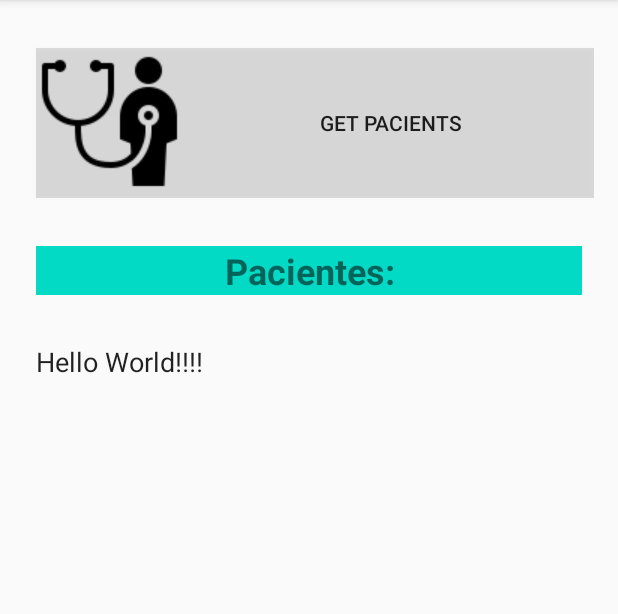
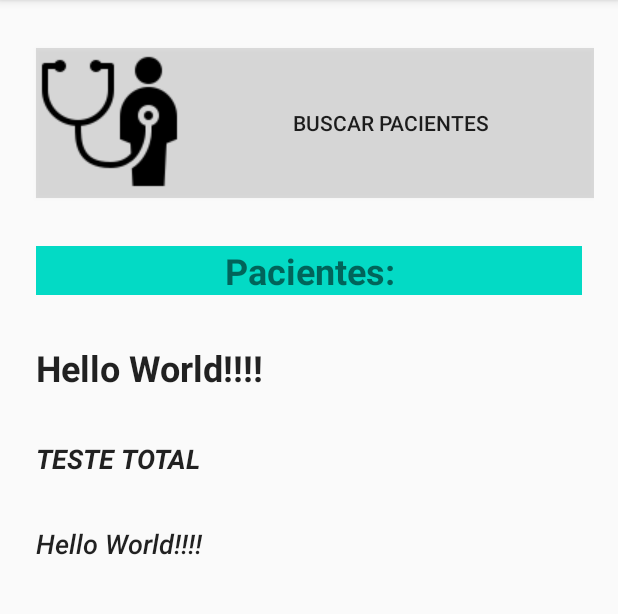
Before and after one commit to maxmonteiro2008/Pronex-Paciente, an Android app: the screen it shows after launch (MainActivity), on a phone screen of 412 x 824 dp, the part 84-698 px from its top. Run offline under Robolectric (Android 15) with nearby library versions, the phone set to English and light mode, and no system bars; our stand-ins replace Firebase (no records; nobody signed in at launch, a user with empty details on screens opened directly).

Commit message:
Version FireStore + AllDocumentss Retreive + Views: Final

```diff
--- a/app/src/main/java/com/mx/mobi_flm/MainActivity.java
+++ b/app/src/main/java/com/mx/mobi_flm/MainActivity.java
@@ -4,6 +4,8 @@ package com.mx.mobi_flm;
 import androidx.annotation.NonNull;
 import androidx.appcompat.app.AppCompatActivity;
 import java.lang.Integer;
+
+import android.annotation.SuppressLint;
 import android.os.Bundle;
 import android.util.Log;
 
@@ -34,7 +36,7 @@ public class MainActivity extends AppCompatActivity {
 
 //Views members
 private Button btn1, btn2;
-    TextView textView1, textView2;
+    TextView textView1, textView2,textView3,textView4;
 
     //aux members
     private String[] pacientes=new String[10];
@@ -57,7 +59,9 @@ private Button btn1, btn2;
         //Views connection
         btn1 = findViewById(R.id.button1);
        textView2= findViewById(R.id.textview2);
-
+        textView3= findViewById(R.id.textView3);
+        textView4= findViewById(R.id.textView4);
+        //textView1= findViewById(R.id.textview1);
        //Firebase
         db = FirebaseFirestore.getInstance();
         myRef=db.collection("Users");
@@ -81,13 +85,18 @@ private Button btn1, btn2;
      //  <---------------------------------------------------- View ACTIONS_---------------------------------------->
 
       btn1.setOnClickListener(new View.OnClickListener() {
+          @SuppressLint("SetTextI18n")
           public void onClick(View v) {
               if(j<i){
                   textView2.setText(pacientes[j]);
+                  textView3.setText(mUserArray[j].getNickname());
+                  textView4.setText(mUserArray[j].getTransactions().toString());
                   j++;
               }
               else{
                   textView2.setText(pacientes[0]);
+                  textView3.setText(mUserArray[0].getNickname());
+                  textView4.setText(mUserArray[0].getTransactions().toString());
               }
           }
 
--- a/app/src/main/res/layout/activity_main.xml
+++ b/app/src/main/res/layout/activity_main.xml
@@ -53,12 +53,43 @@
         android:includeFontPadding="true"
         android:text="@string/hello"
         android:textAppearance="@style/TextAppearance.AppCompat.Body1"
-        android:textSize="18sp"
+        android:textSize="24sp"
+        android:textStyle="bold"
         app:layout_constraintEnd_toEndOf="parent"
         app:layout_constraintStart_toStartOf="parent"
         app:layout_constraintTop_toBottomOf="@id/textview1" />
 
+    <TextView
+        android:id="@+id/textView3"
+        android:layout_width="match_parent"
+        android:layout_height="wrap_content"
+        android:layout_marginStart="8dp"
+        android:layout_marginTop="32dp"
+        android:layout_marginEnd="8dp"
+        android:includeFontPadding="true"
+        android:text="@string/test"
+        android:textAppearance="@style/TextAppearance.AppCompat.Body1"
+        android:textSize="18sp"
+        android:textStyle="bold|italic"
+        app:layout_constraintEnd_toEndOf="parent"
+        app:layout_constraintStart_toStartOf="parent"
+        app:layout_constraintTop_toBottomOf="@id/textview2" />
 
+    <TextView
+        android:id="@+id/textView4"
+        android:layout_width="match_parent"
+        android:layout_height="wrap_content"
+        android:layout_marginStart="8dp"
+        android:layout_marginTop="32dp"
+        android:layout_marginEnd="8dp"
+        android:includeFontPadding="true"
+        android:text="@string/hello"
+        android:textAppearance="@style/TextAppearance.AppCompat.Body2"
+        android:textSize="18sp"
+        android:textStyle="italic"
+        app:layout_constraintEnd_toEndOf="parent"
+        app:layout_constraintStart_toStartOf="parent"
+        app:layout_constraintTop_toBottomOf="@id/textView3" />
 
 
 </androidx.constraintlayout.widget.ConstraintLayout>
--- a/app/src/main/res/values/strings.xml
+++ b/app/src/main/res/values/strings.xml
@@ -5,5 +5,5 @@
     <string name="card">CArdView</string>
     <string name="test">TESTE TOTAL</string>
     <string name="pacientes" >Pacientes:</string>
-    <string name="getpacientes" > Get pacients</string>
+    <string name="getpacientes" > Buscar Pacientes</string>
 </resources>
```
